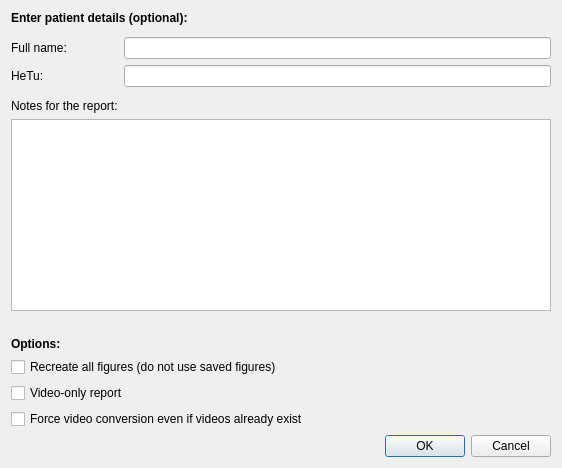
Before: the Qt Designer form gaitutils/gui/web_report_info.ui in NCH-Motion-Laboratory/gaitutils, drawn with Qt 5.
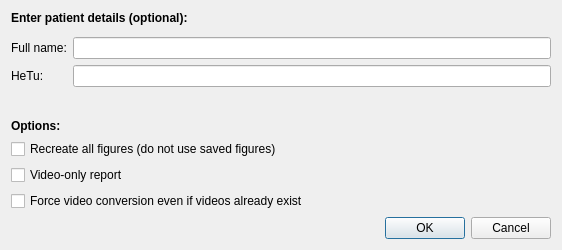
After: the same form once the commit is applied.

Commit message: get rid of report_notes

Diff of the .ui file:
```diff
--- a/gaitutils/gui/web_report_info.ui
+++ b/gaitutils/gui/web_report_info.ui
@@ -7,7 +7,7 @@
     <x>0</x>
     <y>0</y>
     <width>562</width>
-    <height>431</height>
+    <height>233</height>
    </rect>
   </property>
   <property name="windowTitle">
@@ -76,35 +76,6 @@
       </spacer>
      </item>
      <item row="4" column="0">
-      <widget class="QLabel" name="label_8">
-       <property name="font">
-        <font>
-         <weight>50</weight>
-         <bold>false</bold>
-        </font>
-       </property>
-       <property name="text">
-        <string>Notes for the report:</string>
-       </property>
-      </widget>
-     </item>
-     <item row="5" column="0" colspan="2">
-      <widget class="QTextEdit" name="txtNotes">
-       <property name="sizePolicy">
-        <sizepolicy hsizetype="Expanding" vsizetype="MinimumExpanding">
-         <horstretch>0</horstretch>
-         <verstretch>0</verstretch>
-        </sizepolicy>
-       </property>
-       <property name="maximumSize">
-        <size>
-         <width>16777215</width>
-         <height>16777215</height>
-        </size>
-       </property>
-      </widget>
-     </item>
-     <item row="6" column="0">
       <widget class="QLabel" name="label_6">
        <property name="text">
         <string/>
```
The commit also changes 3 other files.
